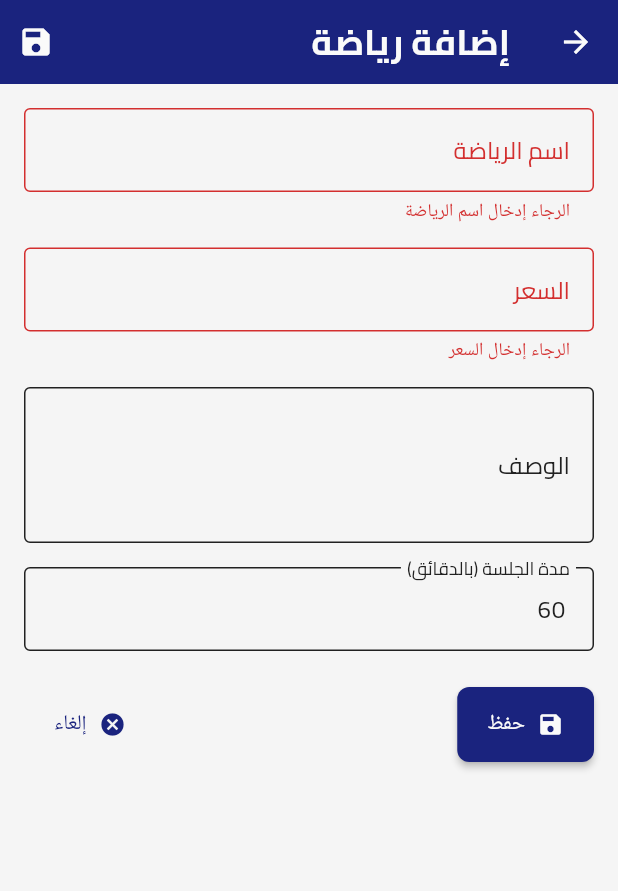
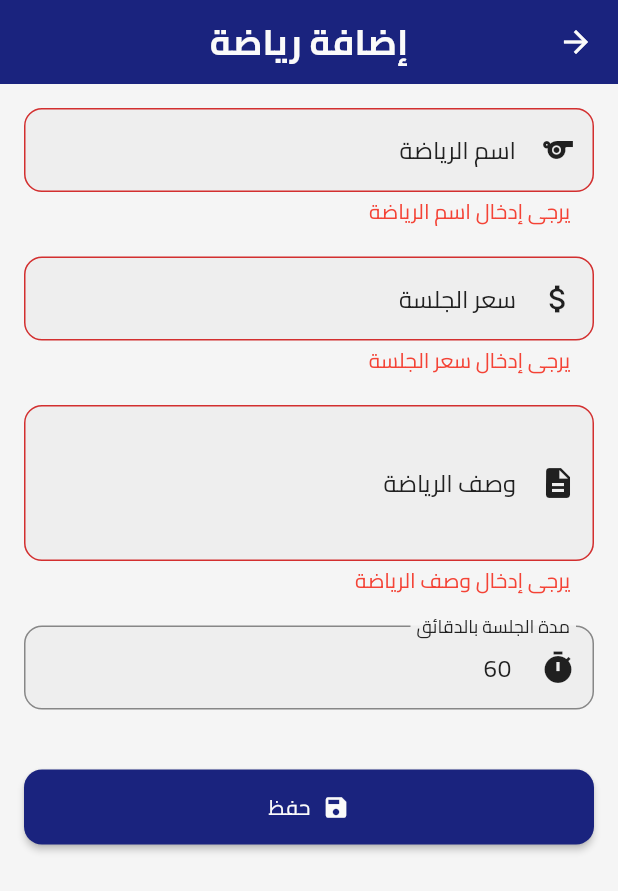
Before and after one commit to Rayen-nasser/gym_manager, a Flutter app: the AddEditSportScreen screen opened directly, after a tap on "حفظ", on a phone screen of 412 x 824 dp. Shown: the top 891 px of the screen. Run offline on Flutter 3.47's test engine with Material 3 defaults, Android fonts, the phone set to English and light mode, and no system bars; our stand-ins replace another_flushbar, cloud_firestore, firebase_auth, firebase_core, fl_chart, google_fonts and 1 more; accounts and stored records are empty.

Commit message:
implement add and edit sport

```diff
--- a/lib/localization.dart
+++ b/lib/localization.dart
@@ -32,7 +32,7 @@ class Localization {
     'new_client': 'إضافة عميل جديد',
     'loading': 'جاري المعالجة...',
     'membership_type': 'نوع العضوية',
-    'trainee': 'متدرب',
+    'client': 'عميل',
     'trainer': 'مدرب',
     'personal_info': 'المعلومات الشخصية',
     'subscription_details': 'تفاصيل الاشتراك',
--- a/lib/model/member.dart
+++ b/lib/model/member.dart
@@ -66,7 +66,7 @@ class Member {
           .map((date) => (date as Timestamp).toDate())
           .toList(),
       sports: (data['sports'] as List<dynamic>? ?? [])
-          .map((item) => Sport.fromMap(item as Map<String, dynamic>))
+          .map((item) => Sport.fromMap(item as Map<String, dynamic>, item["id"]))
           .toList(),
       assignedTrainerId: data['assignedTrainerId'],
       clientIds: (data['clientIds'] as List<dynamic>?)?.cast<String>(),
--- a/lib/screens/members/add_edit_member_screen.dart
+++ b/lib/screens/members/add_edit_member_screen.dart
@@ -339,7 +339,7 @@ class _AddEditMemberScreenState extends State<AddEditMemberScreen> {
               spacing: 10,
               runSpacing: 10,
               children: snapshot.data!.docs.map((doc) {
-                var sport = Sport.fromMap(doc.data() as Map<String, dynamic>);
+                var sport = Sport.fromMap(doc.data() as Map<String, dynamic>, doc.id);
                 bool isSelected = _selectedSports.any((s) => s.id == sport.id);
 
                 return ChoiceChip(
--- a/lib/screens/sport/add_edit_sport_screen.dart
+++ b/lib/screens/sport/add_edit_sport_screen.dart
@@ -1,11 +1,10 @@
 import 'package:flutter/material.dart';
-import 'package:cloud_firestore/cloud_firestore.dart'; // Add this for Firebase
-import 'package:flutter/services.dart';
-
+import 'package:cloud_firestore/cloud_firestore.dart';
 import '../../model/sport.dart';
+import '../../widgets/text_flied.dart'; // Make sure this path is correct
 
 class AddEditSportScreen extends StatefulWidget {
-  final Sport? sport; // Pass null for adding a new sport
+  final Sport? sport; // Optional sport object for editing
 
   const AddEditSportScreen({Key? key, this.sport}) : super(key: key);
 
@@ -15,25 +14,21 @@ class AddEditSportScreen extends StatefulWidget {
 
 class _AddEditSportScreenState extends State<AddEditSportScreen> {
   final _formKey = GlobalKey<FormState>();
-
-  // Form field controllers
   late TextEditingController _nameController;
   late TextEditingController _priceController;
   late TextEditingController _descriptionController;
-  late TextEditingController _sessionDurationController;
+  late TextEditingController _durationController;
+  bool _isLoading = false; // Loading state
 
   @override
   void initState() {
     super.initState();
 
-    // Initialize controllers with the passed sport object if available
+    // If sport exists (editing), pre-fill the fields; otherwise, set them empty (adding)
     _nameController = TextEditingController(text: widget.sport?.name ?? '');
-    _priceController = TextEditingController(
-        text: widget.sport?.price.toStringAsFixed(2) ?? '');
-    _descriptionController =
-        TextEditingController(text: widget.sport?.description ?? '');
-    _sessionDurationController = TextEditingController(
-        text: widget.sport?.sessionDuration.toString() ?? '60');
+    _priceController = TextEditingController(text: widget.sport?.price.toString() ?? '');
+    _descriptionController = TextEditingController(text: widget.sport?.description ?? '');
+    _durationController = TextEditingController(text: widget.sport?.sessionDuration.toString() ?? '60');
   }
 
   @override
@@ -41,41 +36,72 @@ class _AddEditSportScreenState extends State<AddEditSportScreen> {
     _nameController.dispose();
     _priceController.dispose();
     _descriptionController.dispose();
-    _sessionDurationController.dispose();
+    _durationController.dispose();
     super.dispose();
   }
 
-  // Function to save to Firebase
-  Future<void> _saveToFirebase(Sport newSport) async {
-    final CollectionReference sportsCollection =
-    FirebaseFirestore.instance.collection('sports');
+  // Function to save the sport
+  Future<void> _saveSport() async {
+    if (_formKey.currentState?.validate() ?? false) {
+      setState(() {
+        _isLoading = true; // Show loading indicator
+      });
 
+      try {
+        final sportData = {
+          'name': _nameController.text.trim(),
+          'price': double.tryParse(_priceController.text) ?? 0,
+          'description': _descriptionController.text.trim(),
+          'duration': int.tryParse(_durationController.text) ?? 60,
+        };
+
+        // Check if sport with the same name already exists
+        final existingSportQuery = await FirebaseFirestore.instance
+            .collection('sports')
+            .where('name', isEqualTo: sportData['name'])
+            .limit(1)
+            .get();
+
+        final isExistingSport = existingSportQuery.docs.isNotEmpty;
+
+        if (isExistingSport && widget.sport == null) {
+          // Show error if trying to add a new sport with a duplicate name
+          ScaffoldMessenger.of(context).showSnackBar(
+            const SnackBar(content: Text('Sport with this name already exists.')),
+          );
+        } else {
           if (widget.sport == null) {
             // Add new sport
-      await sportsCollection.add(newSport.toMap());
+            await FirebaseFirestore.instance.collection('sports').add(sportData);
           } else {
-      // Update existing sport
-      await sportsCollection.doc(widget.sport!.id).update(newSport.toMap());
+            // Ensure the sport ID is not null before updating
+            if (widget.sport!.id.isNotEmpty) {
+              // Update existing sport by ID using update method
+              await FirebaseFirestore.instance
+                  .collection('sports')
+                  .doc(widget.sport!.id)
+                  .update(sportData);
+            } else {
+              // Handle the case where the sport ID is empty
+              ScaffoldMessenger.of(context).showSnackBar(
+                const SnackBar(content: Text('Invalid sport ID. Cannot update sport.')),
+              );
             }
           }
 
-  // Save the form
-  void _saveForm() {
-    if (_formKey.currentState!.validate()) {
-      final newSport = Sport(
-        id: widget.sport?.id ?? DateTime.now().toString(),
-        name: _nameController.text,
-        price: double.parse(_priceController.text),
-        description: _descriptionController.text,
-        sessionDuration: int.parse(_sessionDurationController.text),
+          // Return the updated or new data back to the previous screen
+          Navigator.of(context).pop(sportData);
+        }
+      } catch (e) {
+        print('Error saving sport: $e');
+        ScaffoldMessenger.of(context).showSnackBar(
+          const SnackBar(content: Text('Failed to save sport. Please try again.')),
         );
-      _saveToFirebase(newSport).then((_) {
-        Navigator.pop(context, newSport); // Return the new/edited sport
-      }).catchError((error) {
-        ScaffoldMessenger.of(context).showSnackBar(
-          SnackBar(content: Text('حدث خطأ أثناء حفظ الرياضة')),
-        );
+      } finally {
+        setState(() {
+          _isLoading = false; // Hide loading indicator
         });
+      }
     }
   }
 
@@ -83,117 +109,90 @@ class _AddEditSportScreenState extends State<AddEditSportScreen> {
   Widget build(BuildContext context) {
     return Scaffold(
       appBar: AppBar(
-          title: Text(widget.sport == null ? 'إضافة رياضة' : 'تعديل رياضة'),
-          actions: [
-            IconButton(
-              icon: Icon(Icons.save),
-              onPressed: _saveForm,
+        title: Text(
+          widget.sport == null ? 'إضافة رياضة' : 'تعديل الرياضة', // Dynamic title
+          style: const TextStyle(fontFamily: 'Cairo'),
         ),
-          ],
+        centerTitle: true,
       ),
-        body: Padding(
-        padding: const EdgeInsets.all(16.0),
+      body: _isLoading
+          ? const Center(child: CircularProgressIndicator())
+          : Padding(
+        padding: const EdgeInsets.all(16),
         child: Form(
           key: _formKey,
           child: ListView(
             children: [
-    TextFormField(
+              CustomTextField(
                 controller: _nameController,
-    decoration: InputDecoration(
-    labelText: 'اسم الرياضة',
-    hintText: 'أدخل اسم الرياضة',
-    border: OutlineInputBorder(),
-    ),
+                label: 'اسم الرياضة',
+                icon: Icons.sports,
                 validator: (value) {
                   if (value == null || value.isEmpty) {
-    return 'الرجاء إدخال اسم الرياضة';
+                    return 'يرجى إدخال اسم الرياضة';
                   }
                   return null;
                 },
-      textDirection: TextDirection.rtl, // Aligns text for Arabic content
-      textAlign: TextAlign.right, // Aligns input to the right
               ),
-      SizedBox(height: 16),
-      TextFormField(
+              const SizedBox(height: 20),
+              CustomTextField(
                 controller: _priceController,
-        decoration: InputDecoration(
-          labelText: 'السعر',
-          hintText: 'أدخل السعر',
-          border: OutlineInputBorder(),
-        ),
-        keyboardType: TextInputType.number,
-        inputFormatters: [FilteringTextInputFormatter.digitsOnly],
+                label: 'سعر الجلسة',
+                icon: Icons.attach_money,
                 validator: (value) {
                   if (value == null || value.isEmpty) {
-            return 'الرجاء إدخال السعر';
+                    return 'يرجى إدخال سعر الجلسة';
                   }
                   if (double.tryParse(value) == null) {
-            return 'الرجاء إدخال قيمة صحيحة';
+                    return 'يرجى إدخال رقم صحيح';
                   }
                   return null;
                 },
-        textDirection: TextDirection.rtl,
-        textAlign: TextAlign.right,
+                maxLines: 1,
               ),
-      SizedBox(height: 16),
-      TextFormField(
+              const SizedBox(height: 20),
+              CustomTextField(
                 controller: _descriptionController,
-        decoration: InputDecoration(
-          labelText: 'الوصف',
-          hintText: 'أدخل وصف الرياضة',
-          border: OutlineInputBorder(),
-        ),
-        maxLines: 3,
-        textDirection: TextDirection.rtl,
-        textAlign: TextAlign.right,
-      ),
-      SizedBox(height: 16),
-      TextFormField(
-        controller: _sessionDurationController,
-        decoration: InputDecoration(
-          labelText: 'مدة الجلسة (بالدقائق)',
-          hintText: 'أدخل مدة الجلسة',
-          border: OutlineInputBorder(),
-        ),
-        keyboardType: TextInputType.number,
-        inputFormatters: [FilteringTextInputFormatter.digitsOnly],
+                label: 'وصف الرياضة',
+                icon: Icons.description,
                 validator: (value) {
                   if (value == null || value.isEmpty) {
-            return 'الرجاء إدخال مدة الجلسة';
-          }
-          if (int.tryParse(value) == null) {
-            return 'الرجاء إدخال رقم صحيح';
+                    return 'يرجى إدخال وصف الرياضة';
                   }
                   return null;
                 },
-        textDirection: TextDirection.rtl,
-        textAlign: TextAlign.right,
+                maxLines: 3, // Multi-line for the description
               ),
-      SizedBox(height: 24),
-      // Save and Cancel Buttons
-      Row(
-        mainAxisAlignment: MainAxisAlignment.spaceBetween,
-        children: [
+              const SizedBox(height: 20),
+              CustomTextField(
+                controller: _durationController,
+                label: 'مدة الجلسة بالدقائق',
+                icon: Icons.timer,
+                validator: (value) {
+                  if (value == null || value.isEmpty) {
+                    return 'يرجى إدخال مدة الجلسة';
+                  }
+                  if (int.tryParse(value) == null) {
+                    return 'يرجى إدخال رقم صحيح';
+                  }
+                  return null;
+                },
+                maxLines: 1,
+              ),
+              const SizedBox(height: 40),
               ElevatedButton.icon(
-            onPressed: _saveForm,
-            icon: Icon(Icons.save),
-            label: Text('حفظ'),
+                onPressed: _saveSport,
+                icon: const Icon(Icons.save),
+                label: const Text(
+                  'حفظ',
+                  style: TextStyle(fontFamily: 'Cairo'),
+                ),
                 style: ElevatedButton.styleFrom(
-              padding: EdgeInsets.symmetric(horizontal: 20, vertical: 15),
-              backgroundColor: Theme.of(context).primaryColor,
+                  padding: const EdgeInsets.symmetric(vertical: 15),
+                  shape: RoundedRectangleBorder(
+                    borderRadius: BorderRadius.circular(12),
                   ),
                 ),
-          TextButton.icon(
-            onPressed: () {
-              Navigator.pop(context); // Cancel and return
-            },
-            icon: Icon(Icons.cancel),
-            label: Text('إلغاء'),
-            style: TextButton.styleFrom(
-              padding: EdgeInsets.symmetric(horizontal: 20, vertical: 15),
-            ),
-          ),
-        ],
               ),
             ],
           ),
--- a/lib/widgets/side_bar.dart
+++ b/lib/widgets/side_bar.dart
@@ -53,7 +53,7 @@ class _SidebarState extends State<Sidebar> {
       final List<Sport> uniqueSports = [];
 
       for (var doc in sportSnapshot.docs) {
-        final sport = Sport.fromMap(doc.data() as Map<String, dynamic>);
+        final sport = Sport.fromMap(doc.data() as Map<String, dynamic>, doc.id);
         if (!uniqueSportNames.contains(sport.name)) {
           uniqueSportNames.add(sport.name);
           uniqueSports.add(sport);
```
Also changed, not shown: lib/model/sport.dart (+6 -6 lines), lib/provider/gym_provider.dart (+5 -2 lines), lib/screens/gym/gym_screen.dart (+44 -20 lines). Lines whose indentation alone changed are shown as unchanged.
